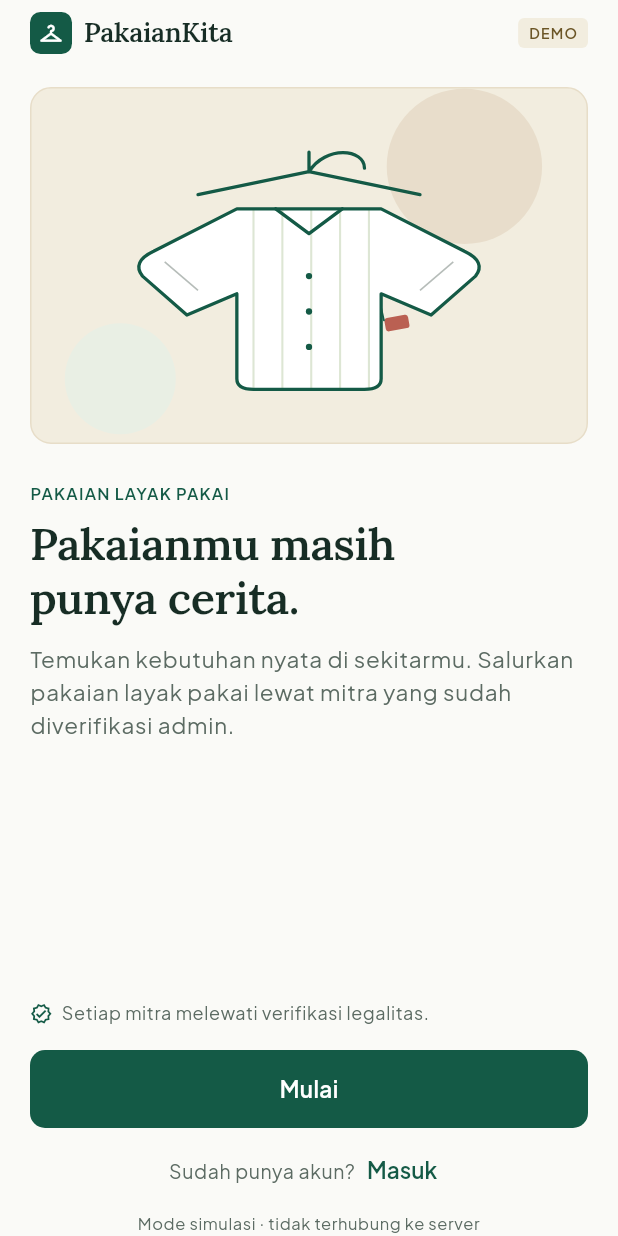
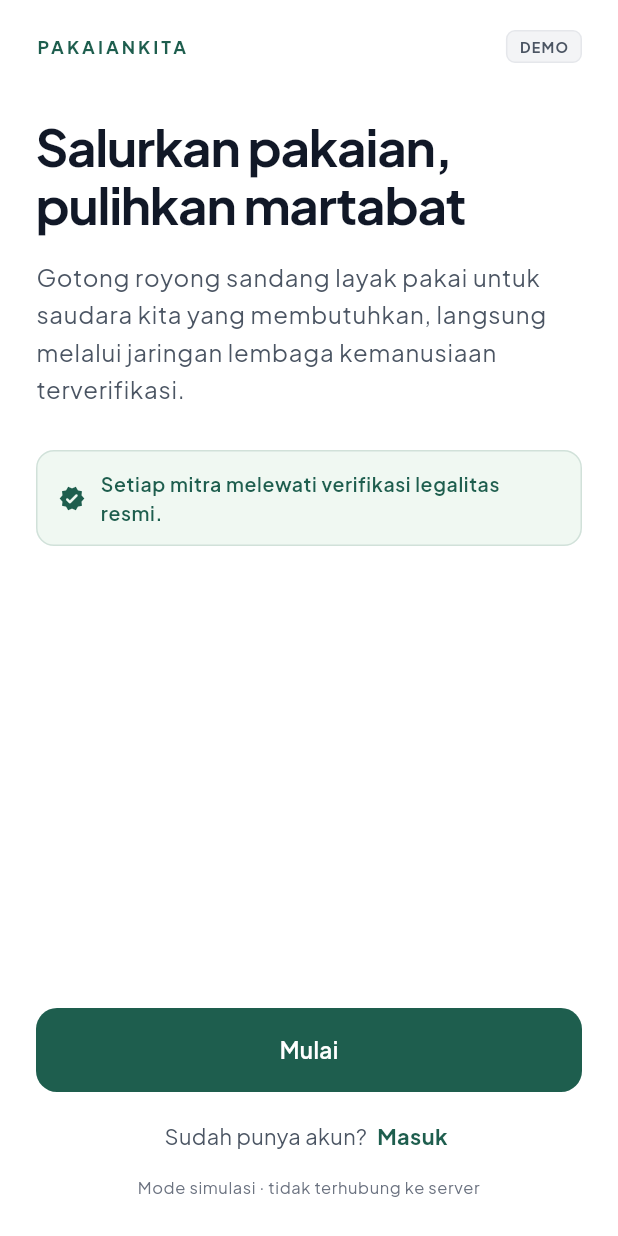
Before and after one commit to telole/Hackathon-Inception, a Flutter app: the screen it shows after launch, on a phone screen of 412 x 824 dp. Run offline on Flutter 3.47's test engine with Material 3 defaults, Android fonts, the phone set to English and light mode, and no system bars; our stand-ins replace image_picker, supabase_flutter; accounts and stored records are empty.

Commit message:
style: overhaul UI identity with clean modern typography, spruce forest palette and minimal layout

```diff
--- a/lib/core/theme/app_colors.dart
+++ b/lib/core/theme/app_colors.dart
@@ -1,24 +1,25 @@
 import 'package:flutter/material.dart';
 
-/// Palet PakaianKita diambil dari 20 layar handoff.
-/// Nama lama tetap disediakan agar service/layar lama tidak pecah.
+/// Palet warna modern editorial PakaianKita:
+/// Hijau Pinus / Spruce Green (#1E5E4E), Deep Charcoal (#111827), Neutral Slate (#4B5563),
+/// Pure Clean White (#FFFFFF), Modern Mint (#E6F4EA).
 class AppColors {
-  // Token utama.
-  static const Color paper = Color(0xFFFAFAF7);
+  // Token utama
+  static const Color paper = Color(0xFFFFFFFF);
   static const Color surface = Color(0xFFFFFFFF);
-  static const Color parchment = Color(0xFFF2EDDF);
-  static const Color sage = Color(0xFFE8EFE5);
-  static const Color forest = Color(0xFF145A46);
-  static const Color forestDeep = Color(0xFF0E4234);
-  static const Color ink = Color(0xFF172D25);
-  static const Color muted = Color(0xFF5C6B63);
-  static const Color line = Color(0xFFDDE6D4);
-  static const Color alertSurface = Color(0xFFFFF0EA);
-  static const Color clay = Color(0xFFA33120);
-  static const Color claySoft = Color(0xFFBA6052);
-  static const Color sand = Color(0xFFB48B62);
+  static const Color parchment = Color(0xFFF3F4F6); // Neutral subtle card/tag fill
+  static const Color sage = Color(0xFFE6F4EA);      // Fresh modern sage mint
+  static const Color forest = Color(0xFF1E5E4E);    // Deep pine / spruce green
+  static const Color forestDeep = Color(0xFF144538);
+  static const Color ink = Color(0xFF111827);       // Deep charcoal / modern neo-grotesque black
+  static const Color muted = Color(0xFF4B5563);     // Neutral slate gray, super legible
+  static const Color line = Color(0xFFE5E7EB);      // Subtle modern hairline border
+  static const Color alertSurface = Color(0xFFFEF2F2);
+  static const Color clay = Color(0xFFDC2626);      // Clean danger / alert
+  static const Color claySoft = Color(0xFFEF4444);
+  static const Color sand = Color(0xFFD97706);
 
-  // Alias lama.
+  // Alias lama agar backward-compatible
   static const Color primary = forest;
   static const Color primaryDark = forestDeep;
   static const Color primaryLight = sage;
@@ -26,7 +27,7 @@ class AppColors {
   static const Color secondaryLight = alertSurface;
   static const Color emergency = clay;
   static const Color emergencyLight = alertSurface;
-  static const Color warning = Color(0xFF86601F);
+  static const Color warning = Color(0xFFB45309);
   static const Color warningLight = parchment;
   static const Color success = forest;
   static const Color successLight = sage;
@@ -37,5 +38,5 @@ class AppColors {
   static const Color borderFocused = forest;
   static const Color textPrimary = ink;
   static const Color textSecondary = muted;
-  static const Color textMuted = Color(0xFF6B7A72);
+  static const Color textMuted = Color(0xFF6B7280);
 }
--- a/lib/core/theme/app_theme.dart
+++ b/lib/core/theme/app_theme.dart
@@ -1,11 +1,11 @@
+import 'package:flutter/cupertino.dart';
 import 'package:flutter/material.dart';
-import 'package:flutter/cupertino.dart';
 import 'app_colors.dart';
 
-/// Tema tunggal PakaianKita: kertas hangat, hijau hutan, serif editorial.
+/// Tema modern PakaianKita: clean white, deep spruce green, modern neo-grotesque sans-serif.
 class AppTheme {
   static const String uiFamily = 'PlusJakartaSans';
-  static const String displayFamily = 'Lora';
+  static const String displayFamily = 'PlusJakartaSans';
 
   static ThemeData get lightTheme => _build();
 
@@ -14,7 +14,7 @@ class AppTheme {
       primary: AppColors.forest,
       onPrimary: Colors.white,
       primaryContainer: AppColors.sage,
-      onPrimaryContainer: AppColors.ink,
+      onPrimaryContainer: AppColors.forest,
       secondary: AppColors.claySoft,
       onSecondary: Colors.white,
       secondaryContainer: AppColors.alertSurface,
@@ -29,8 +29,8 @@ class AppTheme {
       onError: Colors.white,
       errorContainer: AppColors.alertSurface,
       onErrorContainer: AppColors.clay,
-      shadow: Color(0x14000000),
-      scrim: Color(0x66172D25),
+      shadow: Color(0x0F000000),
+      scrim: Color(0x66111827),
       inverseSurface: AppColors.ink,
       onInverseSurface: AppColors.paper,
       inversePrimary: AppColors.sage,
@@ -51,75 +51,80 @@ class AppTheme {
       displayLarge: const TextStyle(
         fontFamily: displayFamily,
         fontSize: 34,
-        height: 1.18,
-        fontWeight: FontWeight.w600,
-        letterSpacing: -0.5,
+        height: 1.15,
+        fontWeight: FontWeight.w700,
+        letterSpacing: -0.8,
         color: AppColors.ink,
       ),
       displayMedium: const TextStyle(
         fontFamily: displayFamily,
         fontSize: 30,
-        height: 1.2,
-        fontWeight: FontWeight.w600,
-        letterSpacing: -0.4,
+        height: 1.18,
+        fontWeight: FontWeight.w700,
+        letterSpacing: -0.6,
         color: AppColors.ink,
       ),
       displaySmall: const TextStyle(
         fontFamily: displayFamily,
         fontSize: 26,
-        height: 1.24,
-        fontWeight: FontWeight.w600,
-        letterSpacing: -0.3,
+        height: 1.22,
+        fontWeight: FontWeight.w700,
+        letterSpacing: -0.4,
         color: AppColors.ink,
       ),
       headlineLarge: const TextStyle(
         fontFamily: displayFamily,
         fontSize: 24,
-        height: 1.3,
-        fontWeight: FontWeight.w600,
+        height: 1.25,
+        fontWeight: FontWeight.w700,
+        letterSpacing: -0.3,
         color: AppColors.ink,
       ),
       headlineMedium: const TextStyle(
         fontFamily: displayFamily,
         fontSize: 21,
-        height: 1.32,
-        fontWeight: FontWeight.w600,
+        height: 1.28,
+        fontWeight: FontWeight.w700,
+        letterSpacing: -0.2,
         color: AppColors.ink,
       ),
       headlineSmall: const TextStyle(
         fontFamily: displayFamily,
         fontSize: 19,
-        height: 1.34,
-        fontWeight: FontWeight.w600,
+        height: 1.3,
+        fontWeight: FontWeight.w700,
+        letterSpacing: -0.2,
         color: AppColors.ink,
       ),
       titleLarge: const TextStyle(
         fontFamily: uiFamily,
         fontSize: 18,
-        height: 1.4,
+        height: 1.35,
         fontWeight: FontWeight.w700,
+        letterSpacing: -0.2,
         color: AppColors.ink,
       ),
       titleMedium: const TextStyle(
         fontFamily: uiFamily,
         fontSize: 16,
-        height: 1.4,
+        height: 1.35,
         fontWeight: FontWeight.w600,
+        letterSpacing: -0.1,
         color: AppColors.ink,
       ),
       titleSmall: const TextStyle(
         fontFamily: uiFamily,
         fontSize: 14,
-        height: 1.4,
+        height: 1.35,
         fontWeight: FontWeight.w600,
         color: AppColors.ink,
       ),
       bodyLarge: const TextStyle(
         fontFamily: uiFamily,
-        fontSize: 15,
-        height: 1.5,
+        fontSize: 16,
+        height: 1.55,
         fontWeight: FontWeight.w400,
-        color: AppColors.ink,
+        color: AppColors.muted,
       ),
       bodyMedium: const TextStyle(
         fontFamily: uiFamily,
@@ -131,7 +136,7 @@ class AppTheme {
       bodySmall: const TextStyle(
         fontFamily: uiFamily,
         fontSize: 13,
-        height: 1.42,
+        height: 1.45,
         fontWeight: FontWeight.w400,
         color: AppColors.muted,
       ),
@@ -140,23 +145,24 @@ class AppTheme {
         fontSize: 15,
         height: 1.33,
         fontWeight: FontWeight.w600,
+        letterSpacing: -0.1,
         color: AppColors.ink,
       ),
       labelMedium: const TextStyle(
         fontFamily: uiFamily,
         fontSize: 12,
         height: 1.33,
-        fontWeight: FontWeight.w600,
-        letterSpacing: 0.1,
-        color: AppColors.muted,
+        fontWeight: FontWeight.w700,
+        letterSpacing: 1.5,
+        color: AppColors.forest,
       ),
       labelSmall: const TextStyle(
         fontFamily: uiFamily,
         fontSize: 11,
         height: 1.27,
-        fontWeight: FontWeight.w600,
-        letterSpacing: 0.8,
-        color: AppColors.muted,
+        fontWeight: FontWeight.w700,
+        letterSpacing: 1.5,
+        color: AppColors.forest,
       ),
     );
 
@@ -183,7 +189,7 @@ class AppTheme {
         elevation: 0,
         margin: EdgeInsets.zero,
         shape: RoundedRectangleBorder(
-          borderRadius: BorderRadius.circular(12),
+          borderRadius: BorderRadius.circular(14),
           side: const BorderSide(color: AppColors.line, width: 1),
         ),
       ),
@@ -191,7 +197,7 @@ class AppTheme {
         filled: true,
         fillColor: AppColors.surface,
         isDense: true,
-        contentPadding: const EdgeInsets.symmetric(horizontal: 14, vertical: 15),
+        contentPadding: const EdgeInsets.symmetric(horizontal: 16, vertical: 15),
         hintStyle: textTheme.bodyMedium?.copyWith(color: AppColors.textMuted),
         helperStyle: textTheme.bodySmall,
         errorStyle: textTheme.bodySmall?.copyWith(color: AppColors.clay),
@@ -209,31 +215,40 @@ class AppTheme {
           disabledBackgroundColor: AppColors.line,
           disabledForegroundColor: AppColors.muted,
           elevation: 0,
-          minimumSize: const Size(double.infinity, 52),
-          padding: const EdgeInsets.symmetric(horizontal: 20, vertical: 14),
+          minimumSize: const Size(double.infinity, 54),
+          padding: const EdgeInsets.symmetric(horizontal: 20, vertical: 15),
           shape: RoundedRectangleBorder(
-            borderRadius: BorderRadius.circular(10),
+            borderRadius: BorderRadius.circular(14),
           ),
-          textStyle: textTheme.labelLarge,
+          textStyle: textTheme.labelLarge?.copyWith(
+            fontWeight: FontWeight.w600,
+            fontSize: 16,
+          ),
         ),
       ),
       outlinedButtonTheme: OutlinedButtonThemeData(
         style: OutlinedButton.styleFrom(
           foregroundColor: AppColors.ink,
           backgroundColor: AppColors.surface,
-          minimumSize: const Size(double.infinity, 52),
-          padding: const EdgeInsets.symmetric(horizontal: 20, vertical: 14),
+          minimumSize: const Size(double.infinity, 54),
+          padding: const EdgeInsets.symmetric(horizontal: 20, vertical: 15),
           side: const BorderSide(color: AppColors.line, width: 1.2),
           shape: RoundedRectangleBorder(
-            borderRadius: BorderRadius.circular(10),
+            borderRadius: BorderRadius.circular(14),
           ),
-          textStyle: textTheme.labelLarge,
+          textStyle: textTheme.labelLarge?.copyWith(
+            fontWeight: FontWeight.w600,
+            fontSize: 16,
+          ),
         ),
       ),
       textButtonTheme: TextButtonThemeData(
         style: TextButton.styleFrom(
           foregroundColor: AppColors.forest,
-          textStyle: textTheme.labelLarge?.copyWith(color: AppColors.forest),
+          textStyle: textTheme.labelLarge?.copyWith(
+            color: AppColors.forest,
+            fontWeight: FontWeight.w600,
+          ),
           padding: const EdgeInsets.symmetric(horizontal: 8, vertical: 8),
           minimumSize: const Size(48, 48),
           shape: RoundedRectangleBorder(
@@ -244,9 +259,9 @@ class AppTheme {
       chipTheme: ChipThemeData(
         backgroundColor: AppColors.surface,
         selectedColor: AppColors.sage,
-        disabledColor: AppColors.paper,
+        disabledColor: AppColors.parchment,
         side: const BorderSide(color: AppColors.line),
-        shape: RoundedRectangleBorder(borderRadius: BorderRadius.circular(6)),
+        shape: RoundedRectangleBorder(borderRadius: BorderRadius.circular(8)),
         labelStyle: textTheme.bodySmall?.copyWith(
           color: AppColors.ink,
           fontWeight: FontWeight.w600,
@@ -259,9 +274,9 @@ class AppTheme {
         showCheckmark: false,
       ),
       bottomSheetTheme: const BottomSheetThemeData(
-        backgroundColor: AppColors.paper,
+        backgroundColor: AppColors.surface,
         surfaceTintColor: Colors.transparent,
-        modalBackgroundColor: AppColors.paper,
+        modalBackgroundColor: AppColors.surface,
         shape: RoundedRectangleBorder(
           borderRadius: BorderRadius.vertical(top: Radius.circular(20)),
         ),
@@ -271,8 +286,8 @@ class AppTheme {
       dialogTheme: DialogThemeData(
         backgroundColor: AppColors.surface,
         surfaceTintColor: Colors.transparent,
-        elevation: 8,
-        shadowColor: const Color(0x1F172D25),
+        elevation: 6,
+        shadowColor: const Color(0x1F111827),
         shape: RoundedRectangleBorder(borderRadius: BorderRadius.circular(16)),
         titleTextStyle: textTheme.headlineSmall,
         contentTextStyle: textTheme.bodyMedium,
@@ -282,7 +297,7 @@ class AppTheme {
         contentTextStyle: textTheme.bodyMedium?.copyWith(color: Colors.white),
         actionTextColor: AppColors.sage,
         behavior: SnackBarBehavior.floating,
-        shape: RoundedRectangleBorder(borderRadius: BorderRadius.circular(10)),
+        shape: RoundedRectangleBorder(borderRadius: BorderRadius.circular(12)),
         insetPadding: const EdgeInsets.all(16),
       ),
       progressIndicatorTheme: const ProgressIndicatorThemeData(
@@ -327,7 +342,7 @@ class AppTheme {
         iconColor: AppColors.muted,
         textColor: AppColors.ink,
         contentPadding: const EdgeInsets.symmetric(horizontal: 16, vertical: 2),
-        shape: RoundedRectangleBorder(borderRadius: BorderRadius.circular(10)),
+        shape: RoundedRectangleBorder(borderRadius: BorderRadius.circular(12)),
       ),
       navigationBarTheme: NavigationBarThemeData(
         backgroundColor: AppColors.surface,
@@ -340,7 +355,7 @@ class AppTheme {
           final selected = states.contains(WidgetState.selected);
           return textTheme.labelSmall?.copyWith(
             color: selected ? AppColors.forest : AppColors.muted,
-            fontSize: 10.5,
+            fontSize: 11,
             letterSpacing: 0.1,
             fontWeight: selected ? FontWeight.w700 : FontWeight.w500,
           );
@@ -364,7 +379,7 @@ class AppTheme {
 
   static OutlineInputBorder _inputBorder(Color color, double width) {
     return OutlineInputBorder(
-      borderRadius: BorderRadius.circular(10),
+      borderRadius: BorderRadius.circular(12),
       borderSide: BorderSide(color: color, width: width),
     );
   }
--- a/lib/core/widgets/pk_widgets.dart
+++ b/lib/core/widgets/pk_widgets.dart
@@ -337,7 +337,7 @@ class PkButton extends StatelessWidget {
     this.busy = false,
     this.icon,
     this.expand = true,
-    this.height = 52,
+    this.height = 54,
   });
 
   final String label;
@@ -382,7 +382,7 @@ class PkButton extends StatelessWidget {
       label: label,
       child: Material(
         color: effectiveBackground,
-        borderRadius: BorderRadius.circular(10),
+        borderRadius: BorderRadius.circular(14),
         clipBehavior: Clip.antiAlias,
         child: InkWell(
           onTap: _enabled ? onPressed : null,
@@ -391,7 +391,7 @@ class PkButton extends StatelessWidget {
             width: expand ? double.infinity : null,
             padding: const EdgeInsets.symmetric(horizontal: 18),
             decoration: BoxDecoration(
-              borderRadius: BorderRadius.circular(10),
+              borderRadius: BorderRadius.circular(14),
               border: variant == PkButtonVariant.secondary
                   ? Border.all(color: AppColors.line)
                   : null,
@@ -640,7 +640,7 @@ class PkCard extends StatelessWidget {
     this.onTap,
     this.color,
     this.borderColor,
-    this.radius = 12,
+    this.radius = 14,
   });
 
   final Widget child;
--- a/lib/features/auth/presentation/welcome_screen.dart
+++ b/lib/features/auth/presentation/welcome_screen.dart
@@ -17,109 +17,158 @@ class WelcomeScreen extends StatelessWidget {
   Widget build(BuildContext context) {
     final theme = Theme.of(context);
     return PkScaffold(
-      child: CustomScrollView(
-        slivers: [
-          SliverPadding(
-            padding: const EdgeInsets.fromLTRB(20, 8, 20, 20),
-            sliver: SliverFillRemaining(
-              hasScrollBody: false,
+      child: SafeArea(
+        child: Padding(
+          padding: const EdgeInsets.fromLTRB(24, 20, 24, 24),
           child: Column(
             crossAxisAlignment: CrossAxisAlignment.stretch,
             children: [
+              // Top Bar with Brand & Demo badge
               Row(
                 children: [
-                      const PkLogo(size: 18),
+                  Text(
+                    'PAKAIANKITA',
+                    style: theme.textTheme.labelMedium?.copyWith(
+                      color: AppColors.forest,
+                      fontWeight: FontWeight.w800,
+                      letterSpacing: 2.0,
+                    ),
+                  ),
                   const Spacer(),
                   Container(
                     padding: const EdgeInsets.symmetric(
-                          horizontal: 7,
+                      horizontal: 8,
                       vertical: 4,
                     ),
                     decoration: BoxDecoration(
                       color: AppColors.parchment,
-                          borderRadius: BorderRadius.circular(4),
+                      borderRadius: BorderRadius.circular(6),
+                      border: Border.all(color: AppColors.line),
                     ),
                     child: Text(
                       'DEMO',
                       style: theme.textTheme.labelSmall?.copyWith(
                         fontSize: 9.5,
-                            color: const Color(0xFF6B5526),
+                        fontWeight: FontWeight.w700,
+                        color: AppColors.muted,
+                        letterSpacing: 0.8,
                       ),
                     ),
                   ),
                 ],
               ),
-                  const SizedBox(height: 22),
-                  const ShirtIllustration(height: 238),
-                  const SizedBox(height: 26),
+              const SizedBox(height: 36),
+
+              // Headline (Modern Neo-Grotesque Sans-Serif)
               Text(
-                    'PAKAIAN LAYAK PAKAI',
-                    style: theme.textTheme.labelSmall?.copyWith(
-                      color: AppColors.forest,
+                'Salurkan pakaian,\npulihkan martabat',
+                style: theme.textTheme.displayMedium?.copyWith(
+                  fontSize: 34,
+                  fontWeight: FontWeight.w700,
+                  letterSpacing: -0.8,
+                  height: 1.15,
+                  color: AppColors.ink,
                 ),
               ),
-                  const SizedBox(height: 8),
+              const SizedBox(height: 16),
+
+              // Subtitle
               Text(
-                    'Pakaianmu masih\npunya cerita.',
-                    style: theme.textTheme.displayMedium,
-                  ),
-                  const SizedBox(height: 12),
-                  Text(
-                    'Temukan kebutuhan nyata di sekitarmu. Salurkan pakaian layak pakai lewat mitra yang sudah diverifikasi admin.',
+                'Gotong royong sandang layak pakai untuk saudara kita yang membutuhkan, langsung melalui jaringan lembaga kemanusiaan terverifikasi.',
                 style: theme.textTheme.bodyLarge?.copyWith(
+                  fontSize: 16,
+                  height: 1.55,
                   color: AppColors.muted,
                 ),
               ),
-                  const Spacer(),
-                  Row(
+              const SizedBox(height: 28),
+
+              // Trust indicator
+              Container(
+                padding: const EdgeInsets.symmetric(horizontal: 14, vertical: 12),
+                decoration: BoxDecoration(
+                  color: AppColors.sage.withValues(alpha: 0.6),
+                  borderRadius: BorderRadius.circular(12),
+                  border: Border.all(color: AppColors.forest.withValues(alpha: 0.15)),
+                ),
+                child: Row(
                   children: [
                     const Icon(
-                        Icons.verified_outlined,
-                        size: 15,
+                      Icons.verified_rounded,
+                      size: 18,
                       color: AppColors.forest,
                     ),
-                      const SizedBox(width: 6),
+                    const SizedBox(width: 10),
                     Expanded(
                       child: Text(
-                          'Setiap mitra melewati verifikasi legalitas.',
+                        'Setiap mitra melewati verifikasi legalitas resmi.',
                         style: theme.textTheme.bodySmall?.copyWith(
-                            fontSize: 12,
+                          fontSize: 13,
+                          fontWeight: FontWeight.w600,
+                          color: AppColors.forest,
                         ),
                       ),
                     ),
                   ],
                 ),
-                  const SizedBox(height: 16),
+              ),
+
+              const Spacer(),
+
+              // Primary CTA
               PkButton(
                 label: 'Mulai',
+                height: 56,
                 onPressed: onStart,
               ),
-                  const SizedBox(height: 4),
-                  Row(
-                    mainAxisAlignment: MainAxisAlignment.center,
+              const SizedBox(height: 14),
+
+              // Secondary action (Text Link)
+              Center(
+                child: Row(
+                  mainAxisSize: MainAxisSize.min,
                   children: [
                     Text(
-                        'Sudah punya akun?',
-                        style: theme.textTheme.bodySmall,
+                      'Sudah punya akun? ',
+                      style: theme.textTheme.bodyMedium?.copyWith(
+                        color: AppColors.muted,
+                        fontSize: 14.5,
+                      ),
                     ),
                     TextButton(
                       onPressed: onSignIn,
-                        child: const Text('Masuk'),
+                      style: TextButton.styleFrom(
+                        padding: const EdgeInsets.symmetric(horizontal: 4, vertical: 4),
+                        minimumSize: Size.zero,
+                        tapTargetSize: MaterialTapTargetSize.shrinkWrap,
+                      ),
+                      child: Text(
+                        'Masuk',
+                        style: theme.textTheme.bodyMedium?.copyWith(
+                          color: AppColors.forest,
+                          fontWeight: FontWeight.w700,
+                          fontSize: 14.5,
+                        ),
+                      ),
                     ),
                   ],
                 ),
-                  const SizedBox(height: 4),
+              ),
+              const SizedBox(height: 12),
+
+              // Disclaimer
               Text(
                 'Mode simulasi · tidak terhubung ke server',
                 textAlign: TextAlign.center,
-                    style: theme.textTheme.bodySmall?.copyWith(fontSize: 11),
+                style: theme.textTheme.bodySmall?.copyWith(
+                  fontSize: 11,
+                  color: AppColors.textMuted,
+                ),
               ),
             ],
           ),
         ),
       ),
-        ],
-      ),
     );
   }
 }
--- a/lib/features/auth/presentation/widgets/auth_widgets.dart
+++ b/lib/features/auth/presentation/widgets/auth_widgets.dart
@@ -119,14 +119,14 @@ class GoogleSignInButton extends StatelessWidget {
       label: 'Lanjut dengan Google, simulasi',
       child: Material(
         color: AppColors.surface,
-        borderRadius: BorderRadius.circular(10),
+        borderRadius: BorderRadius.circular(14),
         clipBehavior: Clip.antiAlias,
         child: InkWell(
           onTap: busy ? null : onPressed,
           child: Container(
-            height: 52,
+            height: 54,
             decoration: BoxDecoration(
-              borderRadius: BorderRadius.circular(10),
+              borderRadius: BorderRadius.circular(14),
               border: Border.all(color: AppColors.line, width: 1.2),
             ),
             padding: const EdgeInsets.symmetric(horizontal: 14),
--- a/lib/features/user/presentation/donatur_home_screen.dart
+++ b/lib/features/user/presentation/donatur_home_screen.dart
@@ -68,8 +68,8 @@ class DonaturHomeScreen extends StatelessWidget {
                 padding: const EdgeInsets.symmetric(horizontal: 8, vertical: 5),
                 decoration: BoxDecoration(
                   color: AppColors.parchment,
-                  borderRadius: BorderRadius.circular(5),
-                  border: Border.all(color: const Color(0xFFE7DDC8)),
+                  borderRadius: BorderRadius.circular(6),
+                  border: Border.all(color: AppColors.line),
                 ),
                 child: Row(
                   mainAxisSize: MainAxisSize.min,
@@ -77,14 +77,14 @@ class DonaturHomeScreen extends StatelessWidget {
                     const Icon(
                       Icons.science_outlined,
                       size: 13,
-                      color: Color(0xFF6B5526),
+                      color: AppColors.muted,
                     ),
                     const SizedBox(width: 5),
                     Text(
                       'DATA SIMULASI',
                       style: theme.textTheme.labelSmall?.copyWith(
                         fontSize: 9.5,
-                        color: const Color(0xFF6B5526),
+                        color: AppColors.muted,
                       ),
                     ),
                   ],
```
Lines whose indentation alone changed are shown as unchanged.
